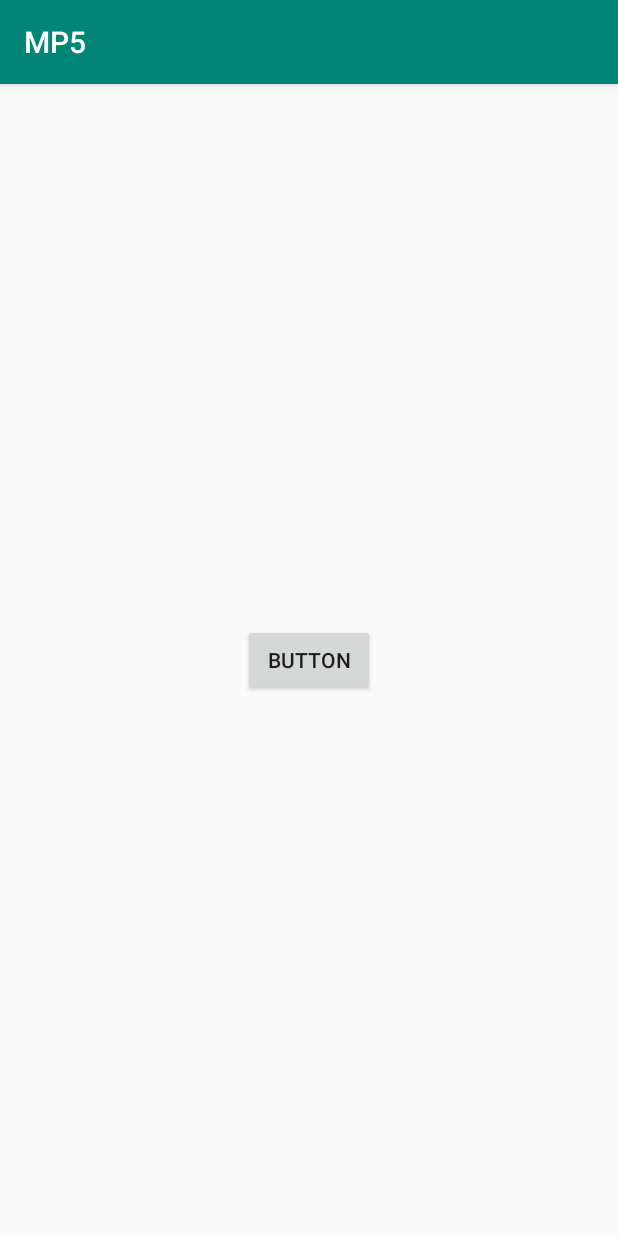
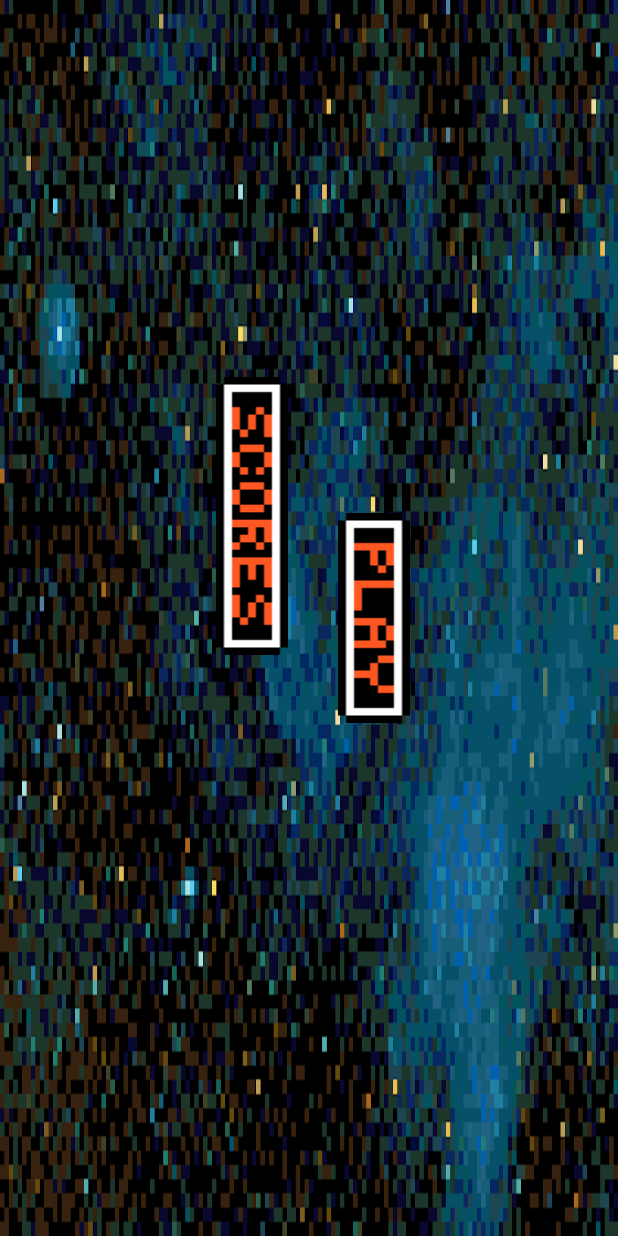
Before and after one commit to matthewlezak/MP5, an Android app: the screen it shows after launch (Main2Activity), on a phone screen of 412 x 824 dp. Run offline under Robolectric (Android 15) with nearby library versions, the phone set to English and light mode, and no system bars.

Commit message:
Basic backgrounds

```diff
--- a/app/src/main/AndroidManifest.xml
+++ b/app/src/main/AndroidManifest.xml
@@ -9,14 +9,16 @@
         android:roundIcon="@mipmap/ic_launcher_round"
         android:supportsRtl="true"
         android:theme="@style/AppTheme">
-        <activity android:name=".Main2Activity">
+        <activity android:name=".Main2Activity"
+                  android:screenOrientation="portrait">
             <intent-filter>
                 <action android:name="android.intent.action.MAIN" />
 
                 <category android:name="android.intent.category.LAUNCHER" />
             </intent-filter>
         </activity>
-        <activity android:name=".MainActivity">
+        <activity android:name=".MainActivity"
+                  android:screenOrientation="portrait">
 
         </activity>
     </application>
--- a/app/src/main/java/com/example/mp5/GameView.java
+++ b/app/src/main/java/com/example/mp5/GameView.java
@@ -24,7 +24,7 @@ public class GameView extends SurfaceView implements SurfaceHolder.Callback {
 
     private CharacterSprite[] characterSpriteList = new CharacterSprite[5];
 
-    public Bitmap b = BitmapFactory.decodeResource(getResources(), R.drawable.background_1);
+    public Bitmap b = BitmapFactory.decodeResource(getResources(), R.drawable.spacepixelated);
 
 
 
--- a/app/src/main/java/com/example/mp5/Main2Activity.java
+++ b/app/src/main/java/com/example/mp5/Main2Activity.java
@@ -2,6 +2,8 @@ package com.example.mp5;
 
 import android.support.v7.app.AppCompatActivity;
 import android.os.Bundle;
+import android.view.Window;
+import android.view.WindowManager;
 import android.widget.Button;
 import android.content.Intent;
 import android.view.View;
@@ -13,9 +15,11 @@ public class Main2Activity extends AppCompatActivity {
     @Override
     protected void onCreate(Bundle savedInstanceState) {
         super.onCreate(savedInstanceState);
+        getWindow().setFlags(WindowManager.LayoutParams.FLAG_FULLSCREEN, WindowManager.LayoutParams.FLAG_FULLSCREEN);
         setContentView(R.layout.activity_main2);
 
-        button_to_main_activity = (Button) findViewById(R.id.button2);
+
+        button_to_main_activity = findViewById(R.id.play);
         button_to_main_activity.setOnClickListener(new View.OnClickListener() {
             @Override
             public void onClick(View v) {
--- a/app/src/main/res/layout/activity_main.xml
+++ b/app/src/main/res/layout/activity_main.xml
@@ -4,5 +4,4 @@
     xmlns:tools="http://schemas.android.com/tools"
     android:layout_width="match_parent"
     android:layout_height="match_parent"
-    tools:context="com.example.mp5.MainActivity"
-    android:name=".MainActivity" android:screenOrientation="landscape"/>
+    tools:context="com.example.mp5.MainActivity"/>
--- a/app/src/main/res/layout/activity_main2.xml
+++ b/app/src/main/res/layout/activity_main2.xml
@@ -5,21 +5,40 @@
     android:layout_width="match_parent"
     android:layout_height="match_parent"
     tools:context=".Main2Activity"
-    android:name=".MainActivity" android:screenOrientation="landscape">
+    android:theme="@style/Theme.AppCompat.NoActionBar"
+    android:background="@drawable/spacepixelated">
 
     <Button
-        android:id="@+id/button2"
+        android:id="@+id/play"
         android:layout_width="wrap_content"
         android:layout_height="wrap_content"
         android:layout_marginStart="162dp"
         android:layout_marginLeft="162dp"
         android:layout_marginTop="341dp"
-        android:layout_marginEnd="162dp"
-        android:layout_marginRight="162dp"
+        android:layout_marginEnd="75dp"
+        android:layout_marginRight="75dp"
         android:layout_marginBottom="342dp"
-        android:text="Button"
+        android:background="@drawable/play"
+        android:rotation="90"
         app:layout_constraintBottom_toBottomOf="parent"
         app:layout_constraintEnd_toEndOf="parent"
         app:layout_constraintStart_toStartOf="parent"
         app:layout_constraintTop_toTopOf="parent" />
+
+    <Button
+        android:id="@+id/scores"
+        android:layout_width="wrap_content"
+        android:layout_height="wrap_content"
+        android:layout_marginStart="75dp"
+        android:layout_marginLeft="75dp"
+        android:layout_marginTop="320dp"
+        android:layout_marginBottom="342dp"
+        android:background="@drawable/scores"
+        android:rotation="90"
+        app:layout_constraintBottom_toBottomOf="parent"
+        app:layout_constraintEnd_toStartOf="@+id/play"
+        app:layout_constraintHorizontal_bias="0.0"
+        app:layout_constraintStart_toStartOf="parent"
+        app:layout_constraintTop_toTopOf="parent"
+        app:layout_constraintVertical_bias="0.0" />
 </android.support.constraint.ConstraintLayout>
--- a/app/src/main/res/values/styles.xml
+++ b/app/src/main/res/values/styles.xml
@@ -1,7 +1,7 @@
 <resources>
 
     <!-- Base application theme. -->
-    <style name="AppTheme" parent="Theme.AppCompat.Light.DarkActionBar">
+    <style name="AppTheme" parent="Theme.AppCompat.Light.NoActionBar">
         <!-- Customize your theme here. -->
         <item name="colorPrimary">@color/colorPrimary</item>
         <item name="colorPrimaryDark">@color/colorPrimaryDark</item>
```
Also changed, not shown: app/src/main/res/drawable/play.png (added), app/src/main/res/drawable/scores.png (added), app/src/main/res/drawable/space.jpg (added), app/src/main/res/drawable/spacepixelated.png (added).
